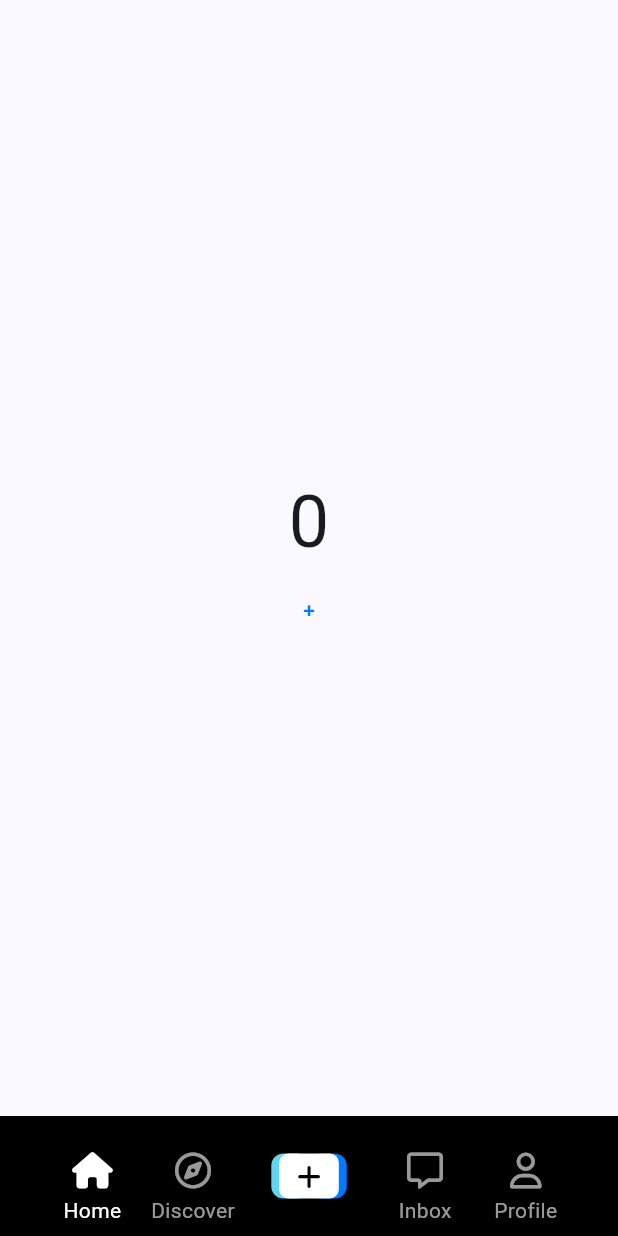
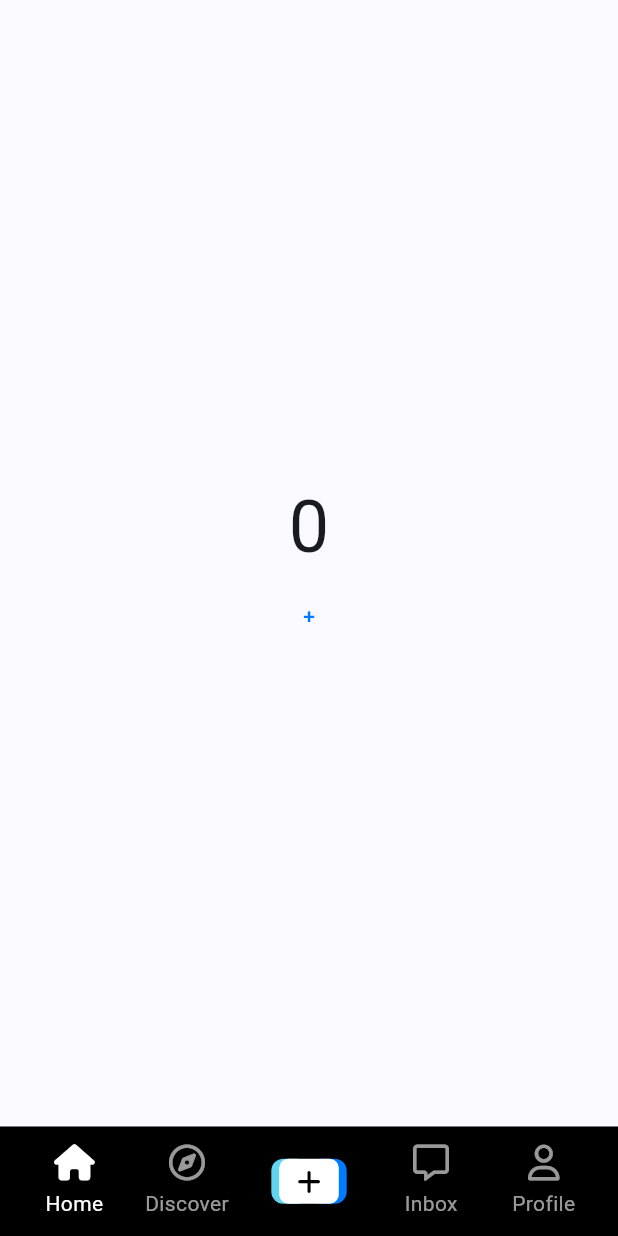
Before and after one commit to ralo-med/tiktok_clone, a Flutter app: the screen it shows after launch, on a phone screen of 412 x 824 dp. Run offline on Flutter 3.47's test engine with Material 3 defaults, Android fonts, the phone set to English and light mode, and no system bars; our stand-ins replace font_awesome_flutter.

Commit message:
속편하네, Safearea

```diff
--- a/lib/features/main_navigation/main_navigation_screen.dart
+++ b/lib/features/main_navigation/main_navigation_screen.dart
@@ -56,8 +56,10 @@ class _MainNavigationScreenState extends State<MainNavigationScreen> {
           )
         ],
       ),
-      bottomNavigationBar: BottomAppBar(
+      bottomNavigationBar: Container(
         color: Colors.black,
+        child: SafeArea(
+          top: false,
           child: Padding(
             padding: const EdgeInsets.all(Sizes.size12),
             child: Row(
@@ -101,6 +103,7 @@ class _MainNavigationScreenState extends State<MainNavigationScreen> {
             ),
           ),
         ),
+      ),
     );
   }
 }
```
Lines whose indentation alone changed are shown as unchanged.
